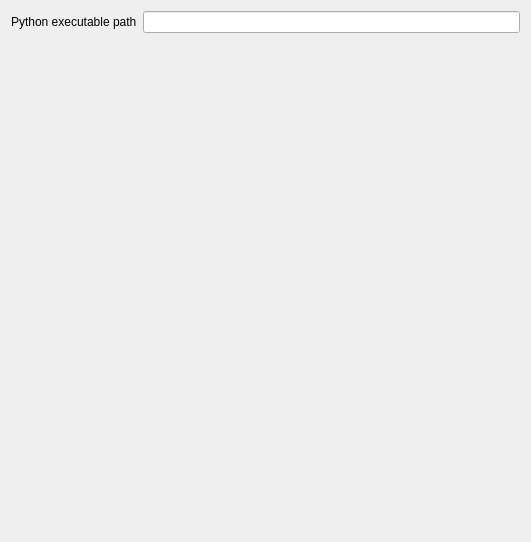
Above: plugins/imageplugins/googleplugin/googlesettings.ui from Joensw/RCAIT before the change. Below: the same form after it.
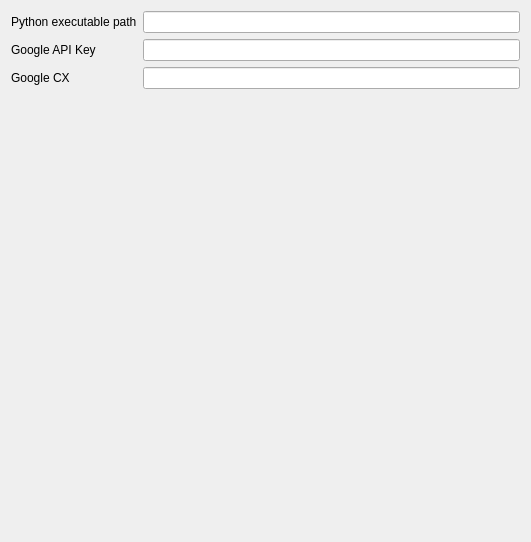
That is the form after the change.

Diff of the .ui file:
```diff
--- a/plugins/imageplugins/googleplugin/googlesettings.ui
+++ b/plugins/imageplugins/googleplugin/googlesettings.ui
@@ -29,6 +29,26 @@
      <item row="0" column="1">
       <widget class="QLineEdit" name="lineEdit_PythonPath"/>
      </item>
+     <item row="1" column="0">
+      <widget class="QLabel" name="label">
+       <property name="text">
+        <string>Google API Key</string>
+       </property>
+      </widget>
+     </item>
+     <item row="2" column="0">
+      <widget class="QLabel" name="label_2">
+       <property name="text">
+        <string>Google CX</string>
+       </property>
+      </widget>
+     </item>
+     <item row="1" column="1">
+      <widget class="QLineEdit" name="lineEdit_GoogleAPIKey"/>
+     </item>
+     <item row="2" column="1">
+      <widget class="QLineEdit" name="lineEdit_GoogleCX"/>
+     </item>
     </layout>
    </item>
   </layout>
```
